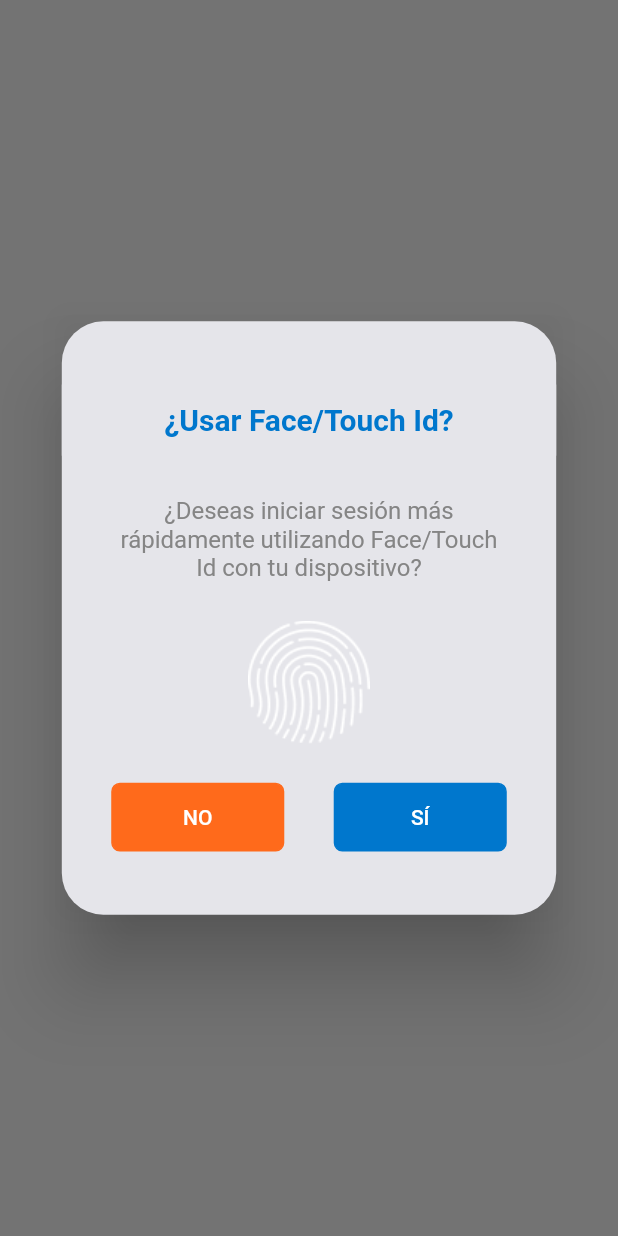
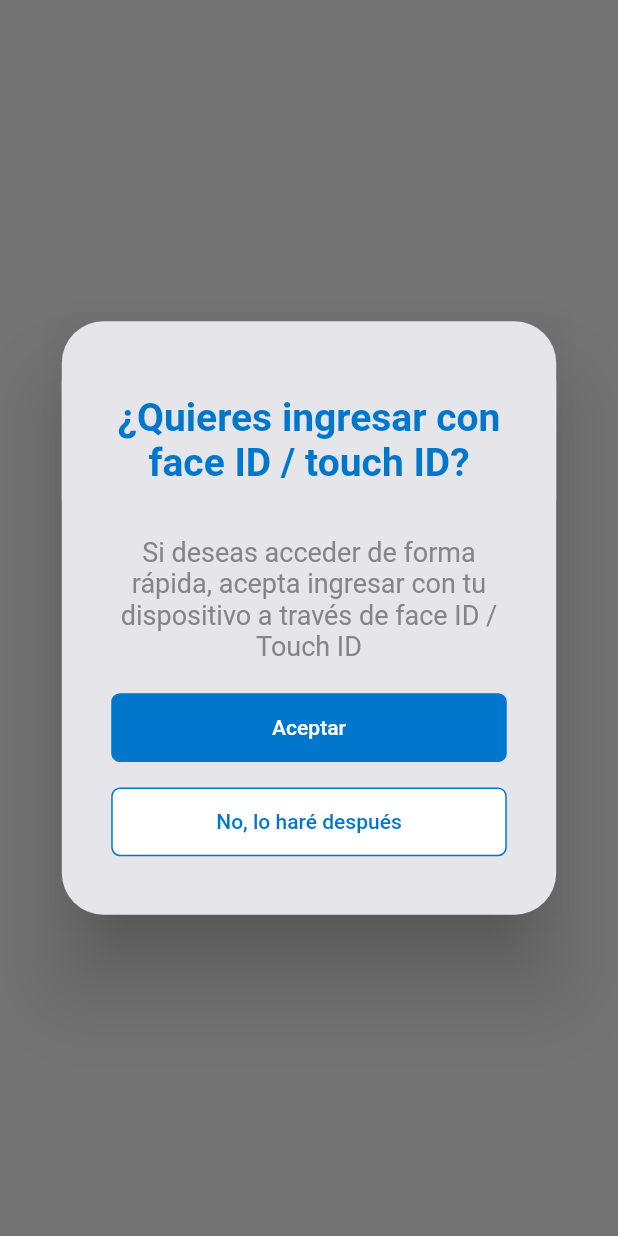
Before and after one commit to alvarohurtadobo/bankcredit, a Flutter app: what biometricAuthConfirmationDialog() shows on an empty page, opened directly, on a phone screen of 412 x 824 dp. Run offline on Flutter 3.47's test engine with Material 2 defaults, Android fonts, the phone set to English and light mode, and no system bars; our stand-ins replace image_picker, local_auth, open_file, shared_preferences, youtube_player_flutter; accounts and stored records are empty; network calls fail.

Commit message:
REUNION CODIGO EN VIVO EPIK

```diff
--- a/lib/common/repository/api.dart
+++ b/lib/common/repository/api.dart
@@ -233,7 +233,8 @@ class API {
     print("Requesting terms of use");
     return await _doGet("politica-producto/consulta", debug: DEBUG);
   }
-    static Future<BackendResponse> getPrivacy() async {
+
+  static Future<BackendResponse> getPrivacy() async {
     print("Requesting terms of use");
     return await _doGet("politica-privacidad/consulta", debug: DEBUG);
   }
--- a/lib/common/widgets/biometricAuthDialog.dart
+++ b/lib/common/widgets/biometricAuthDialog.dart
@@ -31,14 +31,17 @@ Future<bool> biometricAuthConfirmationDialog(BuildContext context) async {
                       Container(
                           alignment: Alignment.center,
                           margin: EdgeInsets.only(bottom: dialogHeight / 16),
-                          height: dialogHeight * 0.12,
+                          height: dialogHeight * 0.2,
+                          padding: EdgeInsets.symmetric(
+                              horizontal: dialogWidth * 0.1),
                           width: double.infinity,
                           color: const Color(0xffE5E5EA),
                           child: Text(
-                            "¿Usar Face/Touch Id?",
+                            "¿Quieres ingresar con face ID / touch ID?",
+                            textAlign: TextAlign.center,
                             style: TextStyle(
                                 color: const Color(0xff0077CD),
-                                fontSize: Sizes.font8,
+                                fontSize: Sizes.font8 + 6,
                                 fontWeight: FontWeight.bold,
                                 decoration: TextDecoration.none),
                           )),
@@ -46,27 +49,13 @@ Future<bool> biometricAuthConfirmationDialog(BuildContext context) async {
                         padding:
                             EdgeInsets.symmetric(horizontal: dialogWidth * 0.1),
                         child: Text(
-                          "¿Deseas iniciar sesión más rápidamente utilizando Face/Touch Id con tu dispositivo?",
+                          "Si deseas acceder de forma rápida, acepta ingresar con tu dispositivo a través de face ID /Touch ID",
                           style: TextStyle(
                               color: const Color(0xff858585),
                               decoration: TextDecoration.none,
                               fontWeight: FontWeight.normal,
-                              fontSize: Sizes.font10),
+                              fontSize: Sizes.font10 + 2),
                           textAlign: TextAlign.center,
-                        ),
-                      ),
-                      SizedBox(
-                        height: Sizes.padding,
-                      ),
-                      Center(
-                        child: Container(
-                          alignment: Alignment.center,
-                          height: dialogWidth * 0.25,
-                          width: dialogWidth * 0.25,
-                          decoration: const BoxDecoration(
-                              image: DecorationImage(
-                                  image: AssetImage(
-                                      "assets/images/footprint.png"))),
                         ),
                       ),
                       SizedBox(
@@ -75,29 +64,12 @@ Future<bool> biometricAuthConfirmationDialog(BuildContext context) async {
                       Container(
                         padding:
                             EdgeInsets.symmetric(horizontal: dialogWidth * 0.1),
-                        child: Row(
+                        child: Column(
                           mainAxisAlignment: MainAxisAlignment.spaceBetween,
                           children: [
                             Container(
                                 height: Sizes.tileHeightMedium,
-                                width: dialogWidth * 0.35,
-                                decoration: BoxDecoration(
-                                    color: const Color(0xffFF6A1B),
-                                    border: Border.all(
-                                        color: const Color(0xffFF6A1B)),
-                                    borderRadius: BorderRadius.all(
-                                        Radius.circular(
-                                            Sizes.tileHeightMedium / 8))),
-                                child: TextButton(
-                                  onPressed: () {
-                                    Navigator.of(context).pop(false);
-                                  },
-                                  child: const Text("NO",
-                                      style: TextStyle(color: Colors.white)),
-                                )),
-                            Container(
-                                height: Sizes.tileHeightMedium,
-                                width: dialogWidth * 0.35,
+                                width: dialogWidth * 0.8,
                                 decoration: BoxDecoration(
                                     color: const Color(0xff0077CD),
                                     border: Border.all(
@@ -109,8 +81,30 @@ Future<bool> biometricAuthConfirmationDialog(BuildContext context) async {
                                   onPressed: () {
                                     Navigator.of(context).pop(true);
                                   },
-                                  child: const Text("SÍ",
+                                  child: const Text("Aceptar",
                                       style: TextStyle(color: Colors.white)),
+                                )),
+                            const SizedBox(
+                              height: 17,
+                            ),
+                            Container(
+                                height: Sizes.tileHeightMedium,
+                                width: dialogWidth * 0.8,
+                                decoration: BoxDecoration(
+                                    color: const Color.fromARGB(
+                                        255, 255, 255, 255),
+                                    border: Border.all(
+                                        color: const Color(0xff0077CD)),
+                                    borderRadius: BorderRadius.all(
+                                        Radius.circular(
+                                            Sizes.tileHeightMedium / 8))),
+                                child: TextButton(
+                                  onPressed: () {
+                                    Navigator.of(context).pop(false);
+                                  },
+                                  child: const Text("No, lo haré después",
+                                      style:
+                                          TextStyle(color: Color(0xff0077CD))),
                                 )),
                           ],
                         ),
--- a/lib/common/widgets/grayWarningLabel.dart
+++ b/lib/common/widgets/grayWarningLabel.dart
@@ -18,7 +18,7 @@ Widget grayWarningLabel(String label, bool activeWarning,
               Icon(
                 activeWarning ? Icons.check_circle : Icons.check_circle,
                 color: activeWarning
-                    ? const Color.fromARGB(255, 143, 143, 143)
+                    ? const Color.fromARGB(255, 153, 153, 153)
                     : const Color(0xff4DB21C),
               ),
               SizedBox(
@@ -28,7 +28,7 @@ Widget grayWarningLabel(String label, bool activeWarning,
                   textAlign: TextAlign.center,
                   style: TextStyle(
                       color: activeWarning
-                          ? const Color.fromARGB(255, 143, 143, 143)
+                          ? const Color.fromARGB(255, 153, 153, 153)
                           : const Color(0xff4DB21C),
                       fontSize: Sizes.font10 - 4)),
             ],
--- a/lib/common/widgets/simpleAlertDialog.dart
+++ b/lib/common/widgets/simpleAlertDialog.dart
@@ -59,7 +59,7 @@ Future<bool> simpleAlertDialog(
                   ),
                 ),
                 SizedBox(
-                  height: Sizes.boxSeparation * 7,
+                  height: Sizes.boxSeparation * 1.5,
                 ),
                 Text(
                   title,
@@ -67,7 +67,7 @@ Future<bool> simpleAlertDialog(
                       const TextStyle(color: Color(0xff0F62A4), fontSize: 28),
                 ),
                 SizedBox(
-                  height: Sizes.boxSeparation * 4,
+                  height: Sizes.boxSeparation * 7.5,
                 ),
                 Text(
                   message,
--- a/lib/user/ui/createAccountPage.dart
+++ b/lib/user/ui/createAccountPage.dart
@@ -283,6 +283,7 @@ class _CreateAccountPageState extends State<CreateAccountPage> {
                     borderRadius: BorderRadius.circular(Sizes.border / 2),
                   ),
                   child: DropdownButton<int>(
+                    icon: const Icon(Icons.keyboard_arrow_down_outlined),
                     iconEnabledColor: const Color(0xff0077cd),
                     value: currentUser.idIdentification,
                     hint: const Text("Seleccione"),
--- a/lib/user/ui/profile.dart
+++ b/lib/user/ui/profile.dart
@@ -229,7 +229,7 @@ class _ProfilePageState extends State<ProfilePage> {
           SizedBox(
             width: (Sizes.width - 4 * Sizes.padding) * 0.85,
             child: Text(
-              "Tu dato de contacto ha sido modificado con éxito.",
+              "Tus datos personales han sido modificados con éxito.",
               style: TextStyle(color: Colors.white, fontSize: Sizes.font10),
             ),
           ),
--- a/lib/user/ui/resetPassword.dart
+++ b/lib/user/ui/resetPassword.dart
@@ -153,7 +153,7 @@ class _ResetPasswordPageState extends State<ResetPasswordPage> {
                               ? Image.asset("assets/icons/obscured.png")
                               : const Icon(
                                   Icons.remove_red_eye,
-                                  color: Color(0xff0077CD),
+                                  color: Color.fromARGB(255, 138, 138, 138),
                                 ),
                         ),
                         border: InputBorder.none,
@@ -212,7 +212,7 @@ class _ResetPasswordPageState extends State<ResetPasswordPage> {
                               ? Image.asset("assets/icons/obscured.png")
                               : const Icon(
                                   Icons.remove_red_eye,
-                                  color: Color(0xff0077CD),
+                                  color: Color.fromARGB(255, 138, 138, 138),
                                 ),
                         ),
                         border: InputBorder.none,
--- a/lib/user/ui/resetPassword00Page.dart
+++ b/lib/user/ui/resetPassword00Page.dart
@@ -114,6 +114,8 @@ class _ResetPassword00PageState extends State<ResetPassword00Page> {
                     borderRadius: BorderRadius.circular(Sizes.border / 2),
                   ),
                   child: DropdownButton<int>(
+                    icon: const Icon(Icons.keyboard_arrow_down_outlined),
+                    iconEnabledColor: const Color(0xff0077cd),
                     value: idIdentification,
                     hint: const Text("Selecciona"),
                     underline: Container(),
--- a/lib/user/ui/validateProfileUpdate.dart
+++ b/lib/user/ui/validateProfileUpdate.dart
@@ -467,8 +467,10 @@ class _ValidateProfileUpdatePageState extends State<ValidateProfileUpdatePage> {
                                 }
                                 if (secondRes.idError == 0) {
                                   // ignore: use_build_context_synchronously
-                                  await simpleAlertDialog(context,
-                                      "¡Felicitaciones!", secondRes.message,
+                                  await simpleAlertDialog(
+                                      context,
+                                      "¡Felicitaciones!",
+                                      "Tus datos personales han sido modificados con éxito",
                                       buttonLabel: "Ok");
                                   setState(() {
                                     cancelOption = false;
```
Also changed, not shown: lib/bank/ui/documentsPage.dart (+7 -4 lines), lib/common/widgets/appbar.dart (+12 -3 lines).
